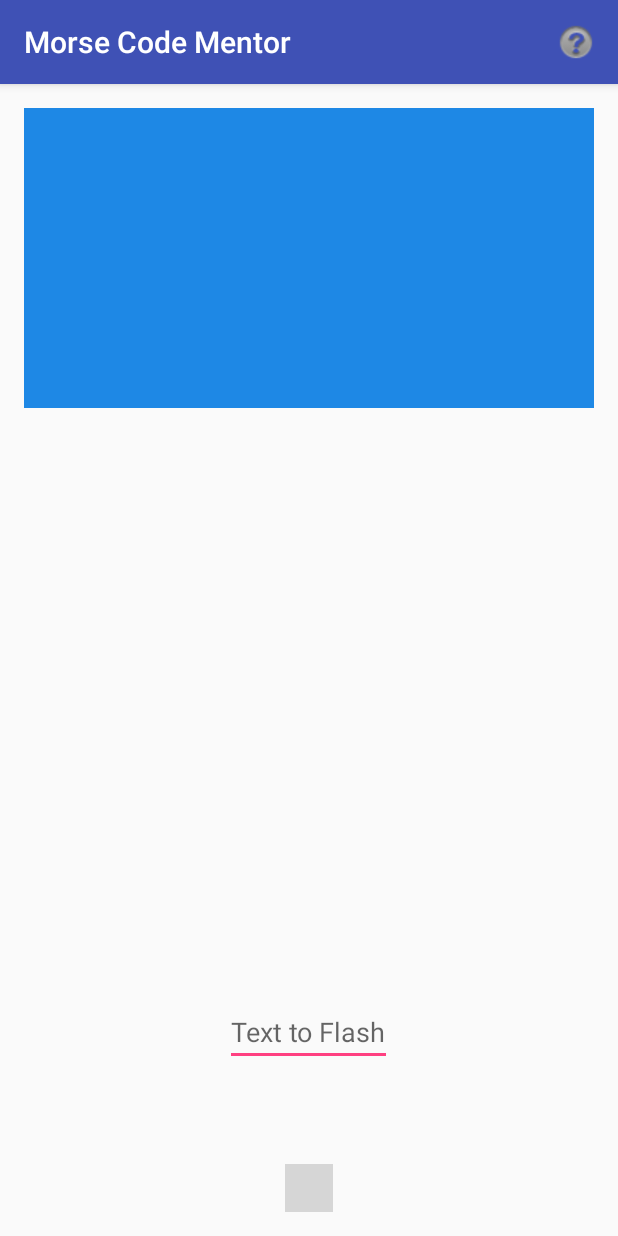
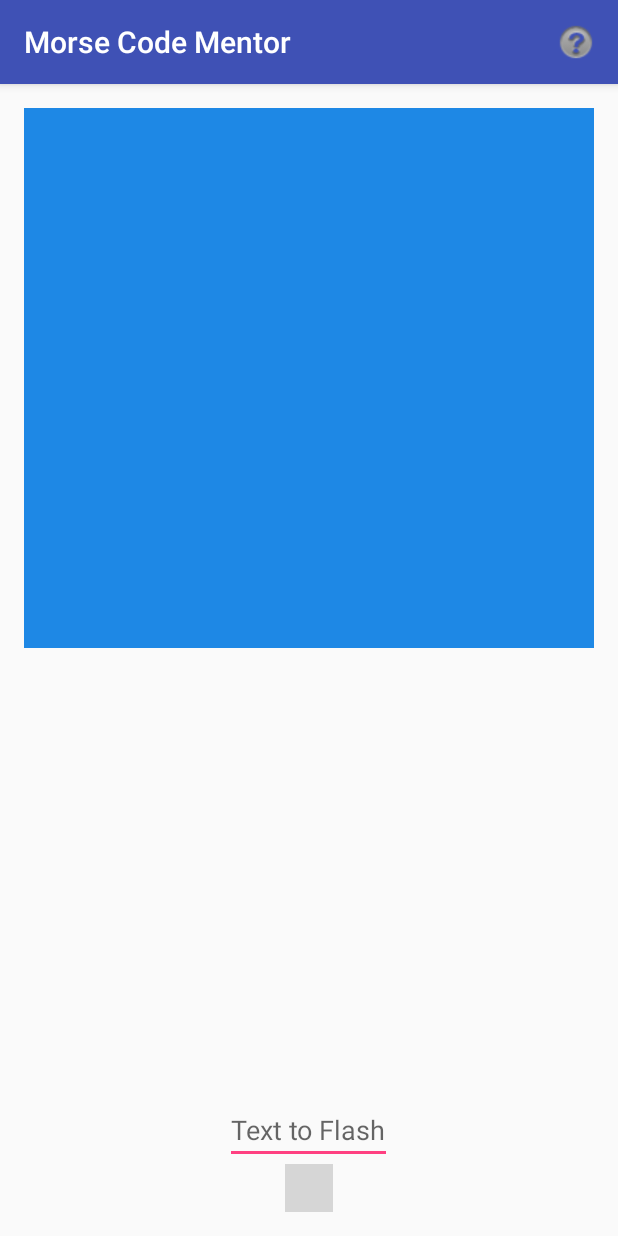
Before and after one commit to TreborOB/Morse_Code_Mentor, an Android app: the ScreenFlash screen opened directly, with no data from a screen before it, on a phone screen of 412 x 824 dp. Run offline under Robolectric (Android 15) with nearby library versions, the light colour scheme and no system bars; our stand-ins replace ButterKnife; libraries missing offline, so code that uses them is left out: com.daimajia.androidanimations, com.gc.materialdesign, com.github.johnpersano.supertoasts, uk.co.deanwild; plain views replace ButtonFlat; 1 statement that could not run was skipped; grey boxes are pictures that could not be loaded.

Commit message:
Test questions added to results

```diff
--- a/app/build.gradle
+++ b/app/build.gradle
@@ -45,5 +45,8 @@ dependencies {
     compile 'com.esotericsoftware.kryo:kryo:2.24.0'
     compile 'com.github.johnpersano:supertoasts:1.3.4@aar'
     compile 'com.github.deano2390:MaterialShowcaseView:1.0.6@aar'
+    compile 'com.nineoldandroids:library:2.4.0'
+    compile 'com.daimajia.easing:library:1.0.1@aar'
+    compile 'com.daimajia.androidanimations:library:1.1.3@aar'
 
 }
--- a/app/src/main/java/com/example/robert/morseprototype/Misc/MainActivity.java
+++ b/app/src/main/java/com/example/robert/morseprototype/Misc/MainActivity.java
@@ -20,6 +20,7 @@ import com.example.robert.morseprototype.Training.Training;
 
 import butterknife.Bind;
 import butterknife.ButterKnife;
+
 import uk.co.deanwild.materialshowcaseview.MaterialShowcaseSequence;
 import uk.co.deanwild.materialshowcaseview.ShowcaseConfig;
 
@@ -27,6 +28,7 @@ import uk.co.deanwild.materialshowcaseview.ShowcaseConfig;
 public class MainActivity extends BaseActivity {
     private GestureDetectorCompat mDetector;
     private Sound playSound = new Sound();
+
 
 
     @Bind(R.id.swipeTop) TextView    topSwipe;
@@ -144,15 +146,15 @@ public class MainActivity extends BaseActivity {
 
 
         sequence.start();
+
+
     }
 
 
     @Override
     public boolean onOptionsItemSelected(MenuItem item) {
         switch (item.getItemId()) {
-
             case R.id.action_favorite:
-
                 showCaseMainActivity();
         }
         return true;
--- a/app/src/main/java/com/example/robert/morseprototype/Tools/EnglishToMorse.java
+++ b/app/src/main/java/com/example/robert/morseprototype/Tools/EnglishToMorse.java
@@ -9,6 +9,8 @@ import android.view.View;
 import android.widget.EditText;
 import android.widget.TextView;
 
+import com.daimajia.androidanimations.library.Techniques;
+import com.daimajia.androidanimations.library.YoYo;
 import com.example.robert.morseprototype.Misc.BaseActivity;
 import com.gc.materialdesign.views.ButtonFlat;
 import com.gc.materialdesign.views.Switch;
@@ -47,6 +49,7 @@ public class EnglishToMorse extends BaseActivity {
         setContentView(R.layout.activity_english_to_morse);
         ButterKnife.bind(this);
 
+
         mDetector = new GestureDetectorCompat(this, new mainMorseGestureDetector());
 
         morseTranslations = new MorseTranslations();
@@ -80,8 +83,7 @@ public class EnglishToMorse extends BaseActivity {
         String str = textViewSource.getText().toString().trim();
 
         if (str.isEmpty()) {
-            SuperToast.create(this, "You must enter some text", SuperToast.Duration.VERY_SHORT,
-             Style.getStyle(Style.BLUE, SuperToast.Animations.FLYIN)).show();
+            YoYo.with(Techniques.Shake).duration(700).playOn(findViewById(R.id.editText));
         } else {
             String translatedText = morseTranslations.translatedText(str);
             textViewResult.setText(translatedText);
--- a/app/src/main/java/com/example/robert/morseprototype/Tools/ScreenFlash.java
+++ b/app/src/main/java/com/example/robert/morseprototype/Tools/ScreenFlash.java
@@ -8,6 +8,9 @@ import android.view.MenuItem;
 import android.view.View;
 import android.widget.EditText;
 import android.widget.ImageView;
+
+import com.daimajia.androidanimations.library.Techniques;
+import com.daimajia.androidanimations.library.YoYo;
 import com.example.robert.morseprototype.Misc.BaseActivity;
 import com.example.robert.morseprototype.Hardware.Output;
 import com.example.robert.morseprototype.Misc.MorseTranslations;
@@ -36,7 +39,6 @@ public class ScreenFlash extends BaseActivity {
     private ShowcaseConfig config = new ShowcaseConfig();
 
 
-    String SHOWCASE_ID;
 
     private Output mOutput;
 
@@ -98,8 +100,7 @@ public class ScreenFlash extends BaseActivity {
        String str = textToFlash.getText().toString().trim();
 
        if(str.isEmpty()) {
-           SuperToast.create(this, "You must enter some text", SuperToast.Duration.VERY_SHORT,
-           Style.getStyle(Style.BLUE, SuperToast.Animations.FLYIN)).show();
+           YoYo.with(Techniques.Shake).duration(700).playOn(findViewById(R.id.editText4));
        }
        else{
            final String st = morseTranslations.translatedText(str);
--- a/app/src/main/java/com/example/robert/morseprototype/Training/Results.java
+++ b/app/src/main/java/com/example/robert/morseprototype/Training/Results.java
@@ -21,12 +21,12 @@ public class Results extends BaseActivity {
 
         Bundle extras = getIntent().getExtras();
         String[] scoresArray = extras.getStringArray("scores");
+        String[] questionArray = extras.getStringArray("question");
         String testLetters   = extras.getString("testLetters");
 
 
 
-
-        ResultsAdapter adapter = new ResultsAdapter(this, scoresArray, testLetters);
+        ResultsAdapter adapter = new ResultsAdapter(this, scoresArray, testLetters, questionArray);
         listView = (ListView) findViewById(R.id.list);
         listView.setAdapter(adapter);
 
--- a/app/src/main/java/com/example/robert/morseprototype/Training/ResultsAdapter.java
+++ b/app/src/main/java/com/example/robert/morseprototype/Training/ResultsAdapter.java
@@ -15,15 +15,17 @@ public class ResultsAdapter extends ArrayAdapter <String> {
 
 
     private String results [];
+    private String question [];
     private String testLetters;
     private SnappyDB snappy;
 
 
 
-    public ResultsAdapter(Activity context, String [] array, String testLetters) {
+    public ResultsAdapter(Activity context, String [] array, String testLetters, String [] question) {
         super(context, R.layout.activity_results_item, array);
         mInflater = LayoutInflater.from(context);
         this.results = array;
+        this.question = question;
         this.testLetters = testLetters;
 
 
@@ -74,7 +76,7 @@ public class ResultsAdapter extends ArrayAdapter <String> {
             TextView answer         = (TextView) view.findViewById(R.id.answer);
 
 
-            questionNumber.setText("Question Number " + position);
+            questionNumber.setText("Question Number " + position + ": " + question[position]);
             answer.setText(textToDisplay);
         }
 
--- a/app/src/main/java/com/example/robert/morseprototype/Training/Test.java
+++ b/app/src/main/java/com/example/robert/morseprototype/Training/Test.java
@@ -51,6 +51,7 @@ public class Test extends BaseActivity implements MorseInput.OnOnEndOfInput {
 
 
     private String scores[];
+    private String question[];
 
     private ShowcaseConfig config = new ShowcaseConfig();
 
@@ -111,6 +112,8 @@ public class Test extends BaseActivity implements MorseInput.OnOnEndOfInput {
         noOfQuestions = mSteps.size()-1;
 
         scores = new String [mSteps.size()];
+
+        question = new String [mSteps.size()];
     }
 
 
@@ -126,6 +129,7 @@ public class Test extends BaseActivity implements MorseInput.OnOnEndOfInput {
 
             Bundle extras = new Bundle();
             extras.putStringArray("scores", scores);
+            extras.putStringArray("question", question);
             extras.putString("testLetters", data);
             intent.putExtras(extras);
 
@@ -190,6 +194,7 @@ public class Test extends BaseActivity implements MorseInput.OnOnEndOfInput {
         if (inputSentence.equals(answer)) {
 
             scores[mCurrentStep] = "Correct";
+            question[mCurrentStep] = mSteps.get(mCurrentStep).getAnswer();
 
             displayToast("Correct!");
 
--- a/app/src/main/java/com/example/robert/morseprototype/Training/TestSteps.java
+++ b/app/src/main/java/com/example/robert/morseprototype/Training/TestSteps.java
@@ -13,7 +13,7 @@ public class TestSteps {
 
         aToFSteps.add(new MorseTutorial("This test will consist of the letters A to F. There will be 10 questions in total. The pass rate is 80%", "", false, true, false, "Start", false, false, false));
         aToFSteps.add(new MorseTutorial("A", "A", true, false, false, "Start", false, false, false));
-        //aToFSteps.add(new MorseTutorial("B", "B", true, false, false, null, false, false, false));
+        aToFSteps.add(new MorseTutorial("B", "B", true, false, false, null, false, false, false));
         //aToFSteps.add(new MorseTutorial("C", "C", true, false, false, null, false, false, false));
         //aToFSteps.add(new MorseTutorial("D", "D", true, false, false, null, false, false, false));
         //aToFSteps.add(new MorseTutorial("E", "E", true, false, false, null, false, false, false));
--- a/app/src/main/java/com/example/robert/morseprototype/Training/Training.java
+++ b/app/src/main/java/com/example/robert/morseprototype/Training/Training.java
@@ -9,12 +9,14 @@ import android.widget.AdapterView;
 import android.widget.ListView;
 
 import com.example.robert.morseprototype.Hardware.Sound;
+import com.example.robert.morseprototype.Misc.BaseActivity;
 import com.example.robert.morseprototype.Misc.Logger;
 import com.example.robert.morseprototype.Options.Options;
 import com.example.robert.morseprototype.R;
 import com.example.robert.morseprototype.SwipeDialogs.MorseSymbols;
 import java.util.ArrayList;
 
+import uk.co.deanwild.materialshowcaseview.ShowcaseConfig;
 
 
 public class Training extends AppCompatActivity {
@@ -28,6 +30,7 @@ public class Training extends AppCompatActivity {
 
     private TrainingAdapter adapter;
 
+    private ShowcaseConfig config = new ShowcaseConfig();
 
 
     protected void onCreate(Bundle savedInstanceState) {
@@ -99,6 +102,7 @@ public class Training extends AppCompatActivity {
 
 
 
+
     public void onResume(){
         super.onResume();
 
--- a/app/src/main/res/layout/activity_screen_flash.xml
+++ b/app/src/main/res/layout/activity_screen_flash.xml
@@ -16,8 +16,9 @@
         android:background="#1E88E5"
         android:minWidth="380dp"
         android:contentDescription="@string/description"
-        android:minHeight="200dp"
-        android:layout_alignParentStart="true" />
+        android:minHeight="360dp"
+        android:layout_alignParentStart="true"
+        android:layout_alignParentTop="true" />
 
 
     <com.gc.materialdesign.views.ButtonFlat
@@ -34,8 +35,7 @@
         android:id="@+id/editText4"
         android:inputType="text"
         android:maxLines="1"
+        android:hint="@string/text_to_flash"
         android:layout_above="@+id/button12"
-        android:layout_centerHorizontal="true"
-        android:layout_marginBottom="65dp"
-        android:hint="@string/text_to_flash" />
+        android:layout_centerHorizontal="true" />
 </RelativeLayout>
--- a/app/src/main/res/layout/training_list_item.xml
+++ b/app/src/main/res/layout/training_list_item.xml
@@ -26,7 +26,6 @@
         android:id="@+id/item"
         android:layout_width="wrap_content"
         android:layout_height="wrap_content"
-        android:text="Medium Text"
         android:textSize="30sp"
         android:textStyle="bold"
         android:textAppearance="?android:attr/textAppearanceMedium"
```
Also changed, not shown: 1 other file.
